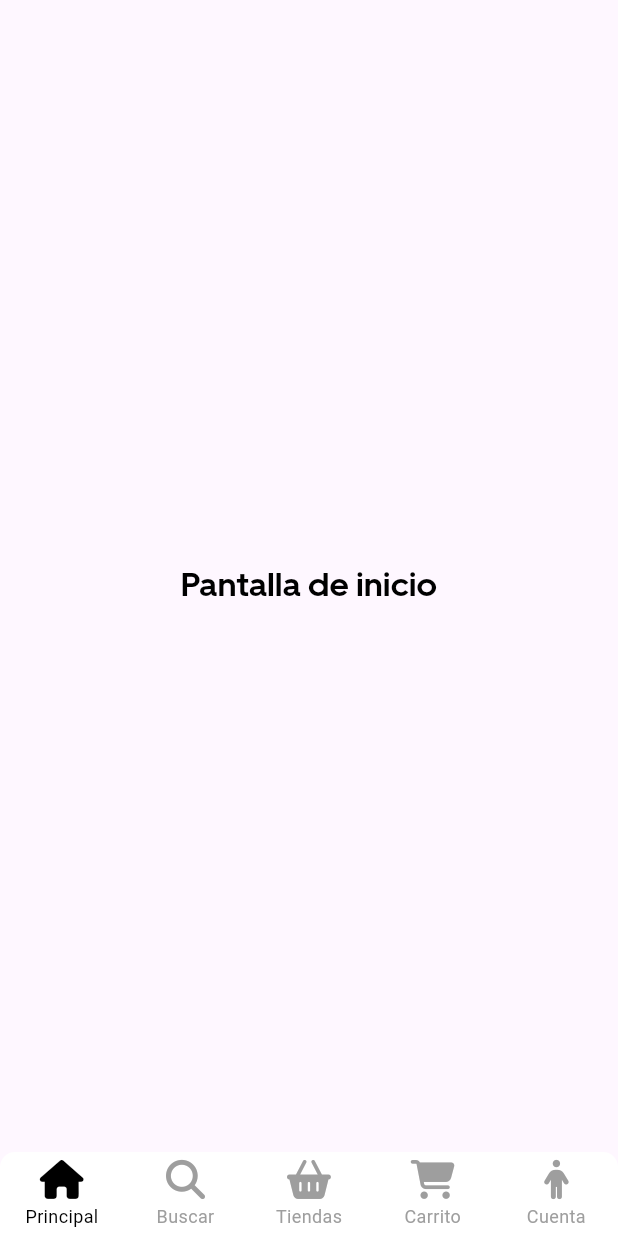
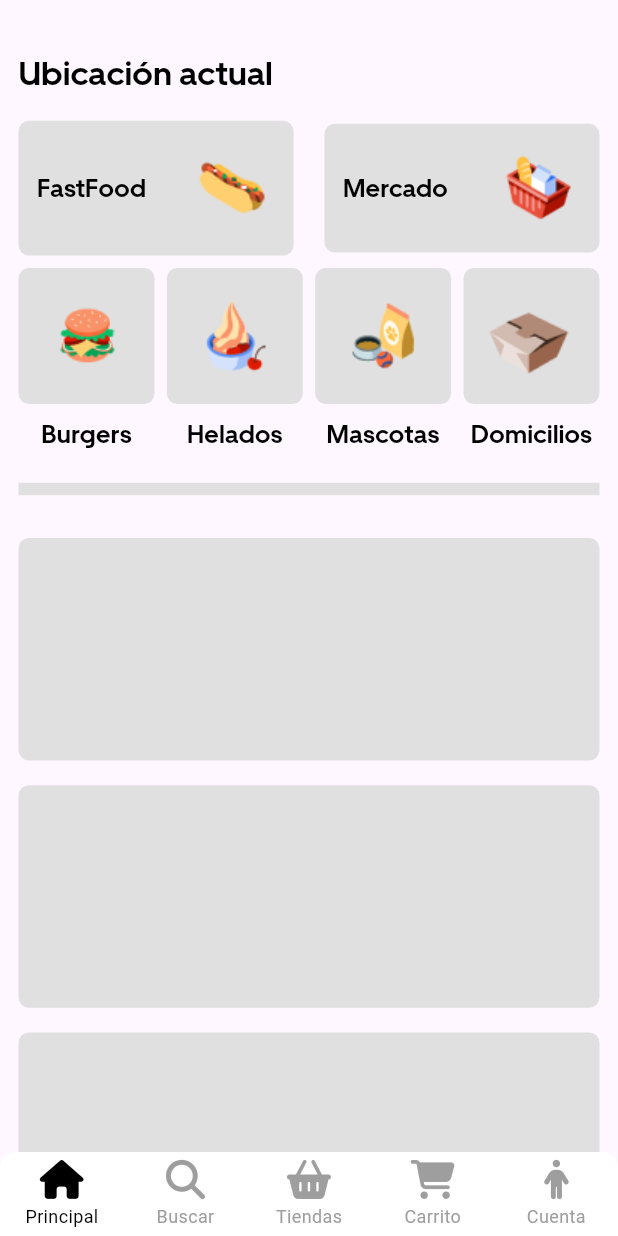
Before and after one commit to Lovealone1/DelieveryDllMovil, a Flutter app: the screen it shows after launch, on a phone screen of 412 x 824 dp. Run offline on Flutter 3.47's test engine with Material 3 defaults, Android fonts, the phone set to English and light mode, and no system bars; drawn by our look-alikes of persistent_bottom_nav_bar; our stand-ins replace country_picker, font_awesome_flutter, pin_code_fields, sizer.

Commit message:
Feat UX Homepage

```diff
--- a/lib/view/home/homeScreen.dart
+++ b/lib/view/home/homeScreen.dart
@@ -1,5 +1,7 @@
 import 'package:flutter/material.dart';
+import 'package:food_delievery/utils/colors.dart';
 import 'package:food_delievery/utils/textStyles.dart';
+import 'package:sizer/sizer.dart';
 
 class HomeScreen extends StatefulWidget {
   const HomeScreen({super.key});
@@ -9,8 +11,140 @@ class HomeScreen extends StatefulWidget {
 }
 
 class _HomeScreenState extends State<HomeScreen> {
+  List categories = [
+    ['assets/categories/burger.png', 'Burgers'],
+    ['assets/categories/icecream.png', 'Helados'],
+    ['assets/categories/petSupplies.png', 'Mascotas'],
+    ['assets/categories/takeout.png', 'Domicilios'],
+  ];
   @override
   Widget build(BuildContext context) {
-    return Scaffold(body: Center(child: Text('Pantalla de inicio', style: AppTextStyles.body16Bold,)));
+    return SafeArea(
+      child: Scaffold(
+          body: ListView(
+        padding: EdgeInsets.symmetric(horizontal: 3.w, vertical: 2.h),
+        children: [
+          SizedBox(
+            height: 2.h,
+          ),
+          Text(
+            'Ubicación actual',
+            style: AppTextStyles.body16Bold,
+          ),
+          SizedBox(
+            height: 2.h,
+          ),
+          Row(
+            children: [
+              Expanded(
+                child: Container(
+                  padding: EdgeInsets.symmetric(
+                    vertical: 2.h,
+                    horizontal: 3.w,
+                  ),
+                  decoration: BoxDecoration(
+                      borderRadius: BorderRadius.circular(5.sp),
+                      color: greyShade3),
+                  alignment: Alignment.center,
+                  child: Row(
+                    mainAxisAlignment: MainAxisAlignment.spaceBetween,
+                    children: [
+                      Text(
+                        'FastFood',
+                        style: AppTextStyles.small12Bold,
+                      ),
+                      const Image(
+                          image: AssetImage('assets/categories/american.png'))
+                    ],
+                  ),
+                ),
+              ),
+              SizedBox(
+                width: 5.w,
+              ),
+              Expanded(
+                child: Container(
+                  padding: EdgeInsets.symmetric(
+                    vertical: 2.h,
+                    horizontal: 3.w,
+                  ),
+                  decoration: BoxDecoration(
+                      borderRadius: BorderRadius.circular(5.sp),
+                      color: greyShade3),
+                  alignment: Alignment.center,
+                  child: Row(
+                    mainAxisAlignment: MainAxisAlignment.spaceBetween,
+                    children: [
+                      Text(
+                        'Mercado',
+                        style: AppTextStyles.small12Bold,
+                      ),
+                      const Image(
+                          image: AssetImage('assets/categories/grocery.png'))
+                    ],
+                  ),
+                ),
+              ),
+            ],
+          ),
+          SizedBox(
+            height: 1.h,
+          ),
+          Row(
+            mainAxisAlignment: MainAxisAlignment.spaceBetween,
+            children: categories
+                .map(
+                  (e) => Column(
+                    children: [
+                      Container(
+                        height: 22.w,
+                        width: 22.w,
+                        decoration: BoxDecoration(
+                          color: greyShade3,
+                          borderRadius: BorderRadius.circular(
+                            5.sp,
+                          ),
+                        ),
+                        child: Image(image: AssetImage(e[0])),
+                      ),
+                      SizedBox(
+                        height: 1.h,
+                      ),
+                      Text(
+                        e[1],
+                        style: AppTextStyles.small12Bold,
+                      )
+                    ],
+                  ),
+                )
+                .toList(),
+          ),
+          SizedBox(
+            height: 2.h,
+          ),
+          Divider(
+            thickness: 1.h,
+            color: greyShade3,
+          ),
+          SizedBox(
+            height: 2.h,
+          ),
+          ListView.builder(
+              shrinkWrap: true,
+              physics: const NeverScrollableScrollPhysics(),
+              itemCount: 10,
+              itemBuilder: (context, index) {
+                return Container(
+                  height: 18.h,
+                  width: 94.w,
+                  margin: EdgeInsets.symmetric(vertical: 1.h),
+                  decoration: BoxDecoration(
+                      borderRadius: BorderRadius.circular(5.sp),
+                      color: greyShade3),
+                );
+              })
+        ],
+      )),
+    );
   }
 }
```
